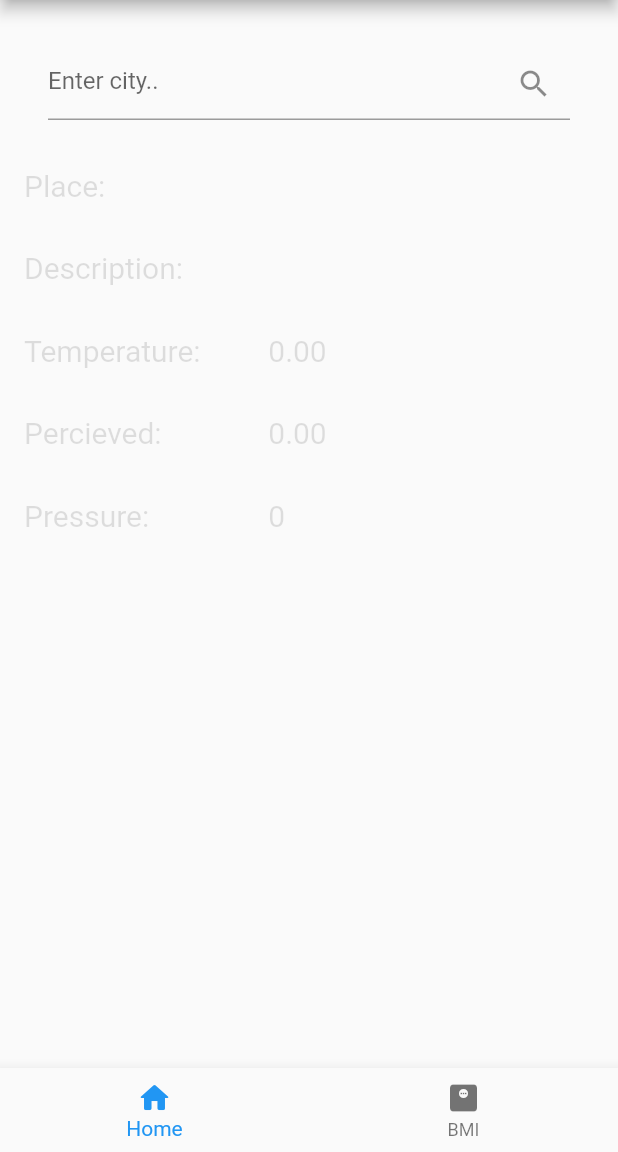
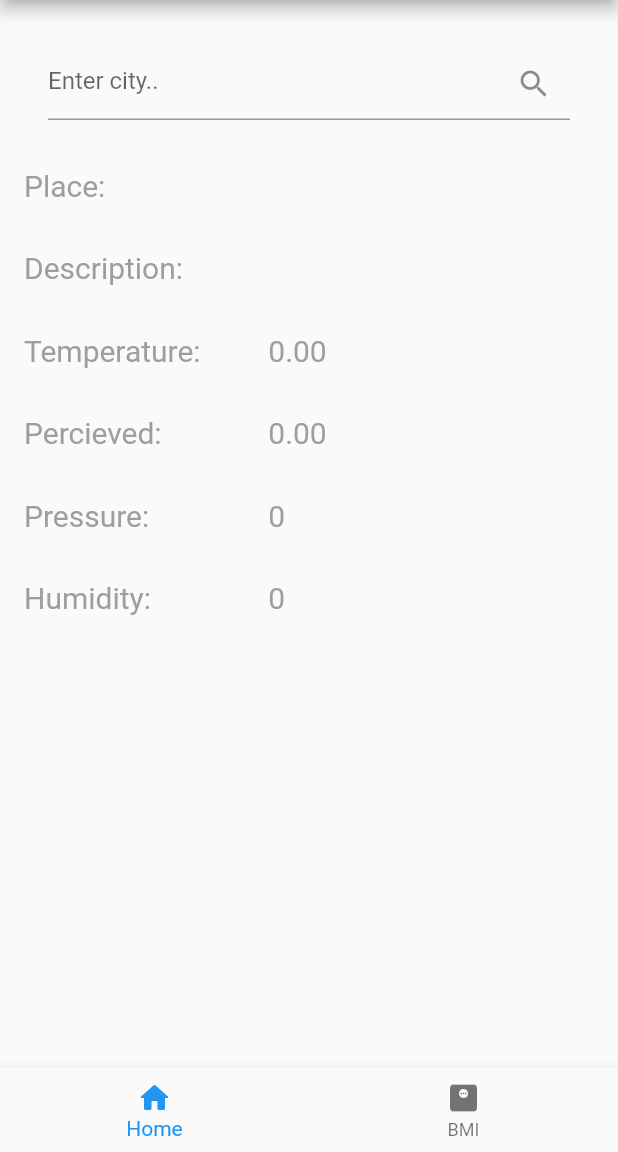
Before and after one commit to samilaxy/flutter_starter, a Flutter app: the WeatherScreen screen opened directly, on a phone screen of 412 x 824 dp, the part 84-1236 px from its top. Run offline on Flutter 3.47's test engine with Material 2 defaults, Android fonts, the phone set to English and light mode, and no system bars.

Commit message:
web services

```diff
--- a/lib/screens/weather_screen.dart
+++ b/lib/screens/weather_screen.dart
@@ -41,7 +41,8 @@ class _WeatherScreenState extends State<WeatherScreen> {
             weatherRow('Description: ', result.description),
             weatherRow('Temperature: ', result.temperature.toStringAsFixed(2)),
             weatherRow('Percieved: ', result.percieved.toStringAsFixed(2)),
-            weatherRow('Pressure: ', result.pressure.toString())
+            weatherRow('Pressure: ', result.pressure.toString()),
+            weatherRow('Humidity: ', result.humidity.toString())
           ],
         ),
       ),
@@ -61,12 +62,12 @@ Widget weatherRow(String label, String value) {
       child: Row(children: [
         Expanded(
           child: Text(label,
-              style: const TextStyle(fontSize: 20, color: Colors.black12)),
+              style: const TextStyle(fontSize: 20, color: Colors.grey)),
           flex: 3,
         ),
         Expanded(
           child: Text(value,
-              style: const TextStyle(fontSize: 20, color: Colors.black12)),
+              style: const TextStyle(fontSize: 20, color: Colors.grey)),
           flex: 4,
         )
       ]));
```
Also changed, not shown: 121 other files.
